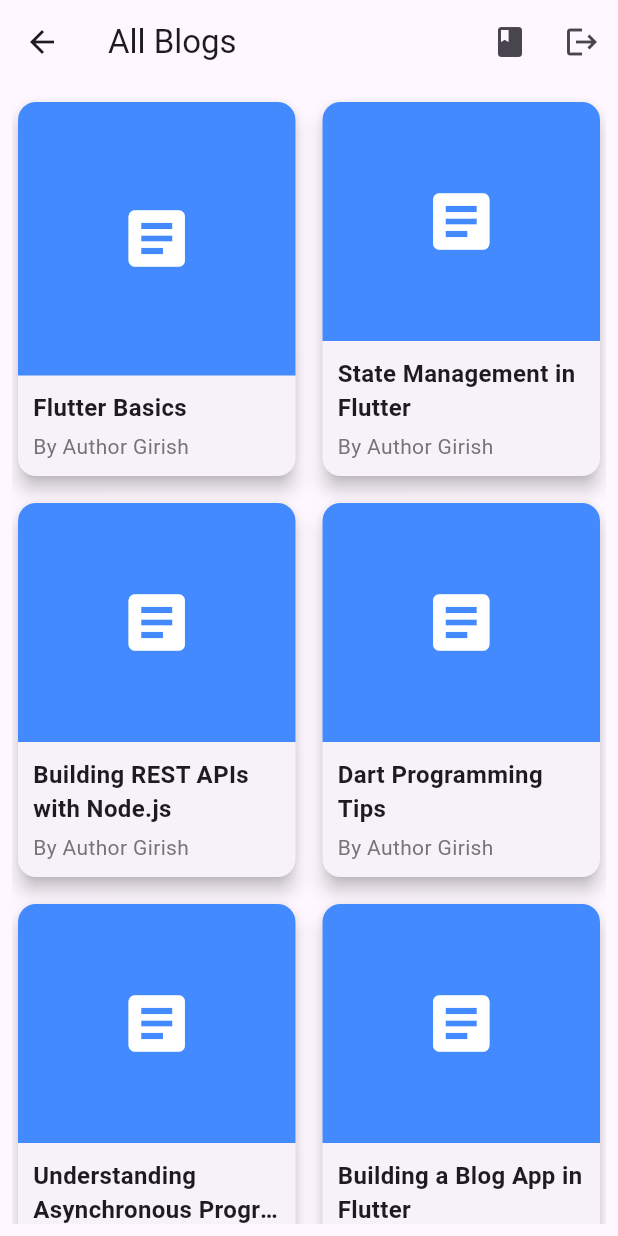
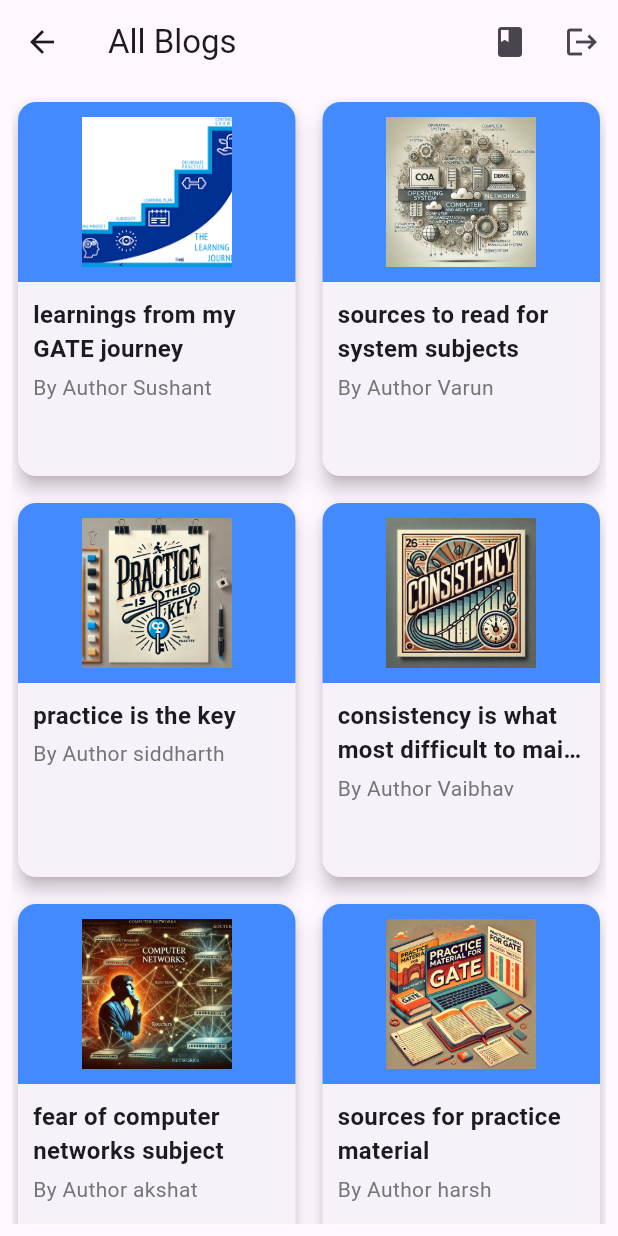
Before and after one commit to GIRISH2634/blog_app, a Flutter app: the HomeScreen screen opened by its route, on a phone screen of 412 x 824 dp. Run offline on Flutter 3.47's test engine with Material 3 defaults, Android fonts, the phone set to English and light mode, and no system bars; our stand-ins replace image_picker, shared_preferences; accounts and stored records are empty.

Commit message:
till exp4 completed

```diff
--- a/lib/screens/home_screen.dart
+++ b/lib/screens/home_screen.dart
@@ -6,6 +6,20 @@ import 'blog_detail_screen.dart';
 
 class HomeScreen extends StatelessWidget {
   HomeScreen({super.key});
+
+  // List of image paths
+  final List<String> imagePaths = [
+    'assets/image1.png',
+    'assets/image2.webp',
+    'assets/image3.webp',
+    'assets/image4.webp',
+    'assets/image5.webp',
+    'assets/image6.webp',
+    'assets/image7.webp',
+    'assets/image8.webp',
+    'assets/image9.webp',
+    'assets/image10.jpg',
+  ];
 
   // Use blogs from dummy_data.dart
   final List<Map<String, String>> blogs = dummyBlogs;
@@ -53,7 +67,6 @@ class HomeScreen extends StatelessWidget {
                 ),
               ],
             ),
-
             body: Padding(
               padding: const EdgeInsets.all(8.0),
               child: GridView.builder(
@@ -82,22 +95,22 @@ class HomeScreen extends StatelessWidget {
                       child: Column(
                         crossAxisAlignment: CrossAxisAlignment.start,
                         children: [
-                          Expanded(
-                            // change code here to image
-                            child: Container(
+                          // Corrected image display logic
+                          Container(
                             width: double.infinity,
+                            height: 120, // Fixed height to avoid UI issues
                             decoration: BoxDecoration(
                               color: Colors.blueAccent,
                               borderRadius: const BorderRadius.vertical(
                                 top: Radius.circular(12),
                               ),
                             ),
-                              child: const Center(
-                                child: Icon(
-                                  Icons.article,
-                                  size: 50,
-                                  color: Colors.white,
-                                ),
+                            child: Center(
+                              child: Image.asset(
+                                imagePaths[index % imagePaths.length], // Pick image dynamically
+                                width: 100,
+                                height: 100,
+                                fit: BoxFit.cover,
                               ),
                             ),
                           ),
--- a/lib/utils/dummy_data.dart
+++ b/lib/utils/dummy_data.dart
@@ -2,53 +2,53 @@
 
 final List<Map<String, String>> dummyBlogs = [
   {
-    'title': 'Flutter Basics',
+    'title': 'learnings from my GATE journey ',
     'description': 'Learn the basics of Flutter in this comprehensive guide.',
-    'author': 'Author Girish',
+    'author': 'Author Sushant ',
   },
   {
-    'title': 'State Management in Flutter',
+    'title': 'sources to read for system subjects ',
     'description': 'Explore different state management techniques in Flutter.',
-    'author': 'Author Girish',
-  },
-  {
-    'title': 'Building REST APIs with Node.js',
-    'description': 'A step-by-step guide on creating REST APIs with Node.js.',
-    'author': 'Author Girish',
-  },
-  {
-    'title': 'Dart Programming Tips',
-    'description': 'Improve your Dart skills with these useful tips.',
-    'author': 'Author Girish',
-  },
-  {
-    'title': 'Understanding Asynchronous Programming',
-    'description': 'Learn about Futures, Streams, and async/await in Dart.',
-    'author': 'Author Girish',
-  },
-  {
-    'title': 'Building a Blog App in Flutter',
-    'description': 'A complete guide to building a blog application with Flutter.',
-    'author': 'Author Girish',
-  },
-  {
-    'title': 'Firebase Authentication in Flutter',
-    'description': 'Implement user authentication in your Flutter apps using Firebase.',
     'author': 'Author Varun',
   },
   {
-    'title': 'Flutter UI Design Principles',
-    'description': 'Enhance your UI skills with Flutter’s design principles.',
-    'author': 'Author Girish',
+    'title': 'practice is the key ',
+    'description': 'A step-by-step guide on creating REST APIs with Node.js.',
+    'author': 'Author siddharth',
   },
   {
-    'title': 'Deploying a Flutter App',
-    'description': 'Step-by-step guide to deploying a Flutter app to the Play Store and App Store.',
-    'author': 'Author Girish',
+    'title': 'consistency is what most difficult to maintain',
+    'description': 'Improve your Dart skills with these useful tips.',
+    'author': 'Author Vaibhav ',
   },
   {
-    'title': 'Advanced Flutter Animations',
+    'title': 'fear of computer networks subject ',
+    'description': 'Learn about Futures, Streams, and async/await in Dart.',
+    'author': 'Author akshat',
+  },
+  {
+    'title': 'sources for practice material ',
+    'description': 'A complete guide to building a blog application with Flutter.',
+    'author': 'Author harsh',
+  },
+  {
+    'title': 'how to manage college and gate',
+    'description': 'Implement user authentication in your Flutter apps using Firebase.',
+    'author': 'Author vihan',
+  },
+  {
+    'title': 'Placements vs GATE',
+    'description': 'Enhance your UI skills with Flutter’s design principles.',
+    'author': 'Author aryan ',
+  },
+  {
+    'title': 'Life after GATE ',
+    'description': 'Step-by-step guide to deploying a Flutter app to the Play Store and App Store.',
+    'author': 'Author UMED',
+  },
+  {
+    'title': 'placement report in IIT/IISC for MTECH',
     'description': 'Master animations in Flutter with custom transitions and effects.',
-    'author': 'Author Girish',
+    'author': 'Author atif ',
   },
 ];
```
Also changed, not shown: lib/screens/create_blog_screen.dart (+99 -8 lines), pubspec.yaml (+18 -71 lines), assets/image1.png (added), assets/image10.jpg (added), assets/image2.webp (added), assets/image3.webp (added), assets/image4.webp (added), assets/image5.webp (added), assets/image6.webp (added), assets/image7.webp (added), assets/image8.webp (added), assets/image9.webp (added), pubspec.lock, 1 other file. Lines whose indentation alone changed are shown as unchanged.
